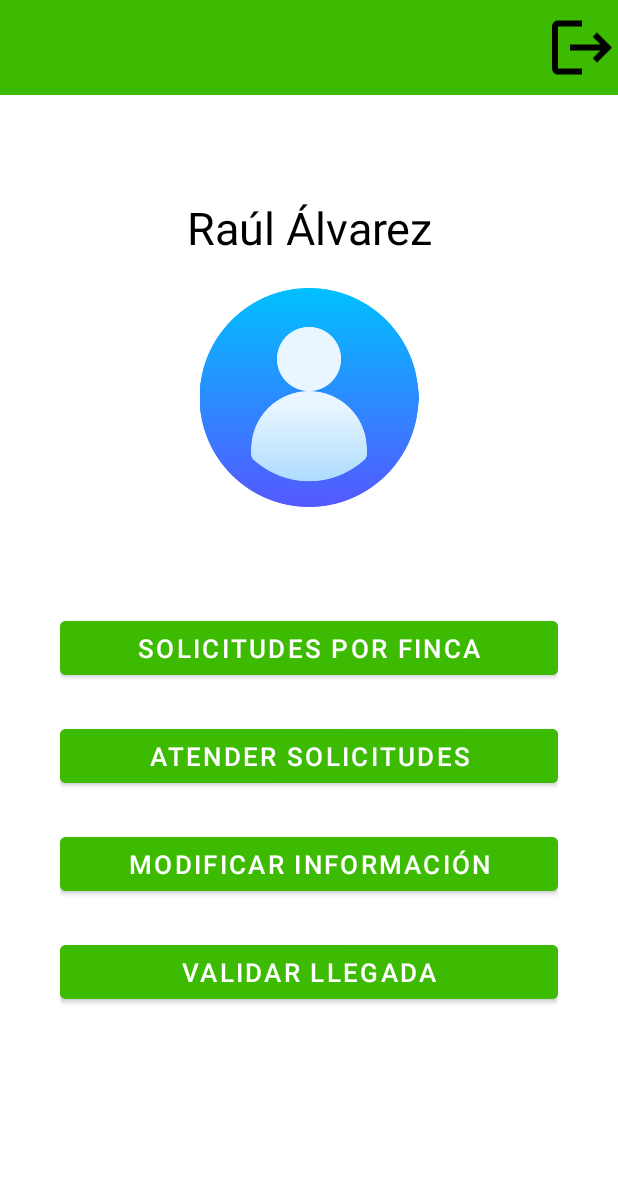
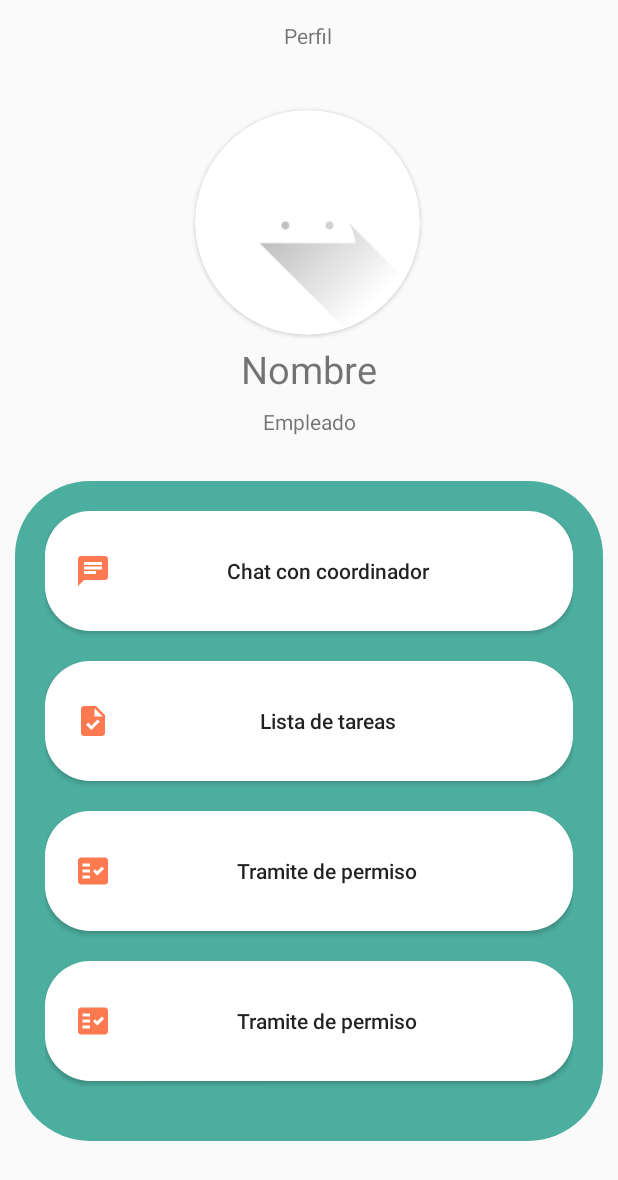
Before and after one commit to ICM2310/DVJOB, an Android app: the layout activity_perfil_coordinador.xml on its own in the app's theme, with its tools: preview values and no code run, on a phone screen of 412 x 824 dp. Shown: the top 1180 px of the screen. Run offline under Robolectric (Android 15) with nearby library versions, the light colour scheme and no system bars.

Commit message:
Actualización interfaz empleado y coordinador a

```diff
--- a/app/build.gradle
+++ b/app/build.gradle
@@ -44,6 +44,8 @@ dependencies {
     implementation 'com.google.android.gms:play-services-location:21.0.1'
     implementation 'com.github.MKergall:osmbonuspack:6.8.0'
     implementation 'com.google.firebase:firebase-auth:21.3.0'
+    implementation 'androidx.cardview:cardview:1.0.0'
+
 
     testImplementation 'junit:junit:4.13.2'
     androidTestImplementation 'androidx.test.ext:junit:1.1.5'
--- /dev/null
+++ b/app/src/main/res/drawable/baseline_chat.xml
@@ -0,0 +1,5 @@
+<vector android:autoMirrored="true" android:height="24dp"
+    android:tint="#FD794F" android:viewportHeight="24"
+    android:viewportWidth="24" android:width="24dp" xmlns:android="http://schemas.android.com/apk/res/android">
+    <path android:fillColor="@android:color/white" android:pathData="M20,2L4,2c-1.1,0 -1.99,0.9 -1.99,2L2,22l4,-4h14c1.1,0 2,-0.9 2,-2L22,4c0,-1.1 -0.9,-2 -2,-2zM6,9h12v2L6,11L6,9zM14,14L6,14v-2h8v2zM18,8L6,8L6,6h12v2z"/>
+</vector>
--- /dev/null
+++ b/app/src/main/res/drawable/baseline_permission.xml
@@ -0,0 +1,6 @@
+<vector android:autoMirrored="true" android:height="24dp"
+    android:tint="#FD794F" android:viewportHeight="24"
+    android:viewportWidth="24" android:width="24dp" xmlns:android="http://schemas.android.com/apk/res/android">
+    <path android:fillColor="@android:color/white"
+        android:fillType="evenOdd" android:pathData="M20,3H4C2.9,3 2,3.9 2,5v14c0,1.1 0.9,2 2,2h16c1.1,0 2,-0.9 2,-2V5C22,3.9 21.1,3 20,3zM10,17H5v-2h5V17zM10,13H5v-2h5V13zM10,9H5V7h5V9zM14.82,15L12,12.16l1.41,-1.41l1.41,1.42L17.99,9l1.42,1.42L14.82,15z"/>
+</vector>
--- /dev/null
+++ b/app/src/main/res/drawable/baseline_task.xml
@@ -0,0 +1,5 @@
+<vector android:height="24dp" android:tint="#FD794F"
+    android:viewportHeight="24" android:viewportWidth="24"
+    android:width="24dp" xmlns:android="http://schemas.android.com/apk/res/android">
+    <path android:fillColor="@android:color/white" android:pathData="M14,2H6C4.9,2 4.01,2.9 4.01,4L4,20c0,1.1 0.89,2 1.99,2H18c1.1,0 2,-0.9 2,-2V8L14,2zM10.94,18L7.4,14.46l1.41,-1.41l2.12,2.12l4.24,-4.24l1.41,1.41L10.94,18zM13,9V3.5L18.5,9H13z"/>
+</vector>
--- /dev/null
+++ b/app/src/main/res/drawable/bg_boton.xml
@@ -0,0 +1,6 @@
+<?xml version="1.0" encoding="utf-8"?>
+<shape xmlns:android="http://schemas.android.com/apk/res/android"
+    android:shape="rectangle">
+    <solid android:color="#FFFFFF" />
+    <corners android:radius="30dp" />
+</shape>
--- /dev/null
+++ b/app/src/main/res/drawable/bg_linearlayout.xml
@@ -0,0 +1,6 @@
+<?xml version="1.0" encoding="utf-8"?>
+<shape xmlns:android="http://schemas.android.com/apk/res/android"
+    android:shape="rectangle">
+    <solid android:color="#4CAE9F" />
+    <corners android:radius="50dp" />
+</shape>
--- a/app/src/main/res/layout/activity_perfil_coordinador.xml
+++ b/app/src/main/res/layout/activity_perfil_coordinador.xml
@@ -4,97 +4,129 @@
     xmlns:tools="http://schemas.android.com/tools"
     android:layout_width="match_parent"
     android:layout_height="match_parent"
-    tools:context=".PerfilCoordinadorActivity">
-    <LinearLayout
-        android:layout_width="match_parent"
-        android:layout_height="63dp"
-        android:background="#3DBB02"
-        android:orientation="vertical"
-        app:layout_constraintBottom_toTopOf="@+id/linearLayout2"
+    tools:context=".PerfilCoordinadorActivity"
+    android:padding="10dp">
+
+    <TextView
+        android:id="@+id/textView16"
+        android:layout_width="wrap_content"
+        android:layout_height="wrap_content"
+        android:layout_marginTop="4dp"
+        android:text="Perfil"
         app:layout_constraintEnd_toEndOf="parent"
-        app:layout_constraintHorizontal_bias="0.0"
+
+        app:layout_constraintHorizontal_bias="0.498"
         app:layout_constraintStart_toStartOf="parent"
-        app:layout_constraintTop_toTopOf="parent"
-        app:layout_constraintVertical_bias="0.0">
+        app:layout_constraintTop_toTopOf="parent" />
+
+    <androidx.cardview.widget.CardView
+        android:id="@+id/cardView"
+        android:layout_width="150dp"
+        android:layout_height="150dp"
+        android:layout_marginTop="40dp"
+        app:cardCornerRadius="1000dp"
+        app:layout_constraintEnd_toEndOf="parent"
+        app:layout_constraintHorizontal_bias="0.497"
+        app:layout_constraintStart_toStartOf="parent"
+        app:layout_constraintTop_toBottomOf="@+id/textView16">
 
         <ImageView
-            android:id="@+id/logout"
-            android:layout_width="48dp"
+            android:layout_width="match_parent"
             android:layout_height="match_parent"
-            android:layout_gravity="center|center_horizontal|center_vertical|end"
-            app:srcCompat="@drawable/logour" />
-    </LinearLayout>
+            app:srcCompat="@drawable/ic_launcher_foreground" />
+    </androidx.cardview.widget.CardView>
 
-    <LinearLayout
-        android:id="@+id/linearLayout2"
+    <TextView
+        android:id="@+id/textView17"
         android:layout_width="wrap_content"
-        android:layout_height="721dp"
-        android:orientation="vertical"
-        android:paddingLeft="40dp"
-        android:paddingTop="0dp"
-        android:paddingRight="40dp"
-        android:paddingBottom="40dp"
+        android:layout_height="wrap_content"
+        android:layout_marginTop="8dp"
+        android:text="Empleado"
+        app:layout_constraintEnd_toEndOf="parent"
+        app:layout_constraintHorizontal_bias="0.501"
+        app:layout_constraintStart_toStartOf="parent"
+        app:layout_constraintTop_toBottomOf="@+id/textView18" />
+
+    <TextView
+        android:id="@+id/textView18"
+        android:layout_width="wrap_content"
+        android:layout_height="wrap_content"
+        android:text="Nombre"
+        android:layout_marginTop="5dp"
+        android:textAllCaps="false"
+        android:textSize="25sp"
+        app:layout_constraintEnd_toEndOf="parent"
+        app:layout_constraintHorizontal_bias="0.501"
+        app:layout_constraintStart_toStartOf="parent"
+        app:layout_constraintTop_toBottomOf="@+id/cardView" />
+    <ScrollView
+        android:layout_width="0dp"
+        android:layout_height="0dp"
+        android:layout_marginTop="30dp"
         app:layout_constraintBottom_toBottomOf="parent"
         app:layout_constraintEnd_toEndOf="parent"
-        app:layout_constraintHorizontal_bias="0.0"
+        app:layout_constraintHorizontal_bias="0.5"
         app:layout_constraintStart_toStartOf="parent"
-        app:layout_constraintTop_toTopOf="parent">
+        app:layout_constraintTop_toBottomOf="@+id/textView17"
+        app:layout_constraintVertical_bias="1.0">
+
+        <LinearLayout
+            android:layout_width="match_parent"
+            android:layout_height="wrap_content"
+            android:background="@drawable/bg_linearlayout"
+            android:orientation="vertical"
+            android:padding="20dp">
+
+            <Button
+                android:id="@+id/button"
+                android:layout_width="match_parent"
+                android:layout_height="80dp"
+                android:layout_marginBottom="20dp"
+                android:background="@drawable/bg_boton"
+                android:drawableStart="@drawable/baseline_chat"
+                android:paddingHorizontal="20dp"
+                android:text="Chat con coordinador"
+                android:textAllCaps="false" />
+
+            <Button
+                android:id="@+id/button2"
+                android:layout_width="match_parent"
+                android:layout_height="80dp"
+                android:layout_marginBottom="20dp"
+                android:background="@drawable/bg_boton"
+                android:drawableStart="@drawable/baseline_task"
+                android:paddingHorizontal="20dp"
+                android:text="Lista de tareas"
+                android:textAllCaps="false" />
+
+
+            <Button
+
+                android:id="@+id/button3"
+                android:layout_width="match_parent"
+                android:layout_height="80dp"
+                android:layout_marginBottom="20dp"
+                android:background="@drawable/bg_boton"
+                android:drawableStart="@drawable/baseline_permission"
+                android:paddingHorizontal="20dp"
+                android:text="Tramite de permiso"
+                android:textAllCaps="false" />
+
+            <Button
+                android:id="@+id/button4"
+                android:layout_width="match_parent"
+                android:layout_height="80dp"
+                android:layout_marginBottom="20dp"
+                android:background="@drawable/bg_boton"
+                android:drawableStart="@drawable/baseline_permission"
+                android:paddingHorizontal="20dp"
+                android:text="Tramite de permiso"
+                android:textAllCaps="false" />
+
+        </LinearLayout>
+
+    </ScrollView>
 
 
 
-        <TextView
-            android:id="@+id/textView2"
-            android:layout_width="match_parent"
-            android:layout_height="wrap_content"
-            android:layout_marginTop="80dp"
-            android:layout_marginBottom="20dp"
-            android:text="Raúl Álvarez"
-            android:textAlignment="center"
-            android:textColor="#000000"
-            android:textSize="30sp" />
-
-        <ImageView
-            android:id="@+id/imageView2"
-            android:layout_width="wrap_content"
-            android:layout_height="146dp"
-            android:layout_marginBottom="20dp"
-            android:src="@drawable/usuario" />
-
-        <Button
-            android:id="@+id/solicitudFincaUsuarioBtn"
-            android:layout_width="match_parent"
-            android:layout_height="wrap_content"
-            android:layout_marginTop="50dp"
-            android:backgroundTint="#3DBB02"
-            android:text="Solicitudes por finca"
-            android:textSize="17sp"
-            tools:layout_marginTop="10dp" />
-
-        <Button
-            android:id="@+id/atenderSolicitudBtn"
-            android:layout_width="match_parent"
-            android:layout_height="wrap_content"
-            android:layout_marginTop="24dp"
-            android:backgroundTint="#3DBB02"
-            android:text="Atender solicitudes"
-            android:textSize="17sp" />
-
-        <Button
-            android:id="@+id/buscarBtn"
-            android:layout_width="match_parent"
-            android:layout_height="wrap_content"
-            android:layout_marginTop="24dp"
-            android:backgroundTint="#3DBB02"
-            android:text="Modificar información"
-            android:textSize="17sp" />
-
-        <Button
-            android:id="@+id/validarLlegadaBtn2"
-            android:layout_width="match_parent"
-            android:layout_height="wrap_content"
-            android:layout_marginTop="24dp"
-            android:backgroundTint="#3DBB02"
-            android:text="validar llegada"
-            android:textSize="17sp" />
-    </LinearLayout>
 </androidx.constraintlayout.widget.ConstraintLayout>
--- a/app/src/main/res/values/themes.xml
+++ b/app/src/main/res/values/themes.xml
@@ -1,6 +1,6 @@
 <resources xmlns:tools="http://schemas.android.com/tools">
     <!-- Base application theme. -->
-    <style name="Theme.CompuMovilP" parent="Theme.MaterialComponents.DayNight.DarkActionBar">
+    <style name="Theme.CompuMovilP" parent="Theme.AppCompat.DayNight.DarkActionBar">
         <!-- Primary brand color. -->
         <item name="colorPrimary">@color/purple_500</item>
         <item name="colorPrimaryVariant">@color/purple_700</item>
--- a/build.gradle
+++ b/build.gradle
@@ -8,7 +8,7 @@ buildscript {
     }
 }// Top-level build file where you can add configuration options common to all sub-projects/modules.
 plugins {
-    id 'com.android.application' version '8.0.0' apply false
-    id 'com.android.library' version '8.0.0' apply false
+    id 'com.android.application' version '7.4.0' apply false
+    id 'com.android.library' version '7.4.0' apply false
     id 'com.google.android.libraries.mapsplatform.secrets-gradle-plugin' version '2.0.1' apply false
 }
```
Also changed, not shown: app/src/main/AndroidManifest.xml (+4 -8 lines), app/src/main/java/com/example/compumovilp/PerfilCoordinadorActivity.java (+0 -34 lines), app/src/main/java/com/example/compumovilp/PerfilUsuarioActivity.java (+0 -17 lines), app/src/main/res/layout/activity_perfil_usuario.xml (+93 -64 lines).
